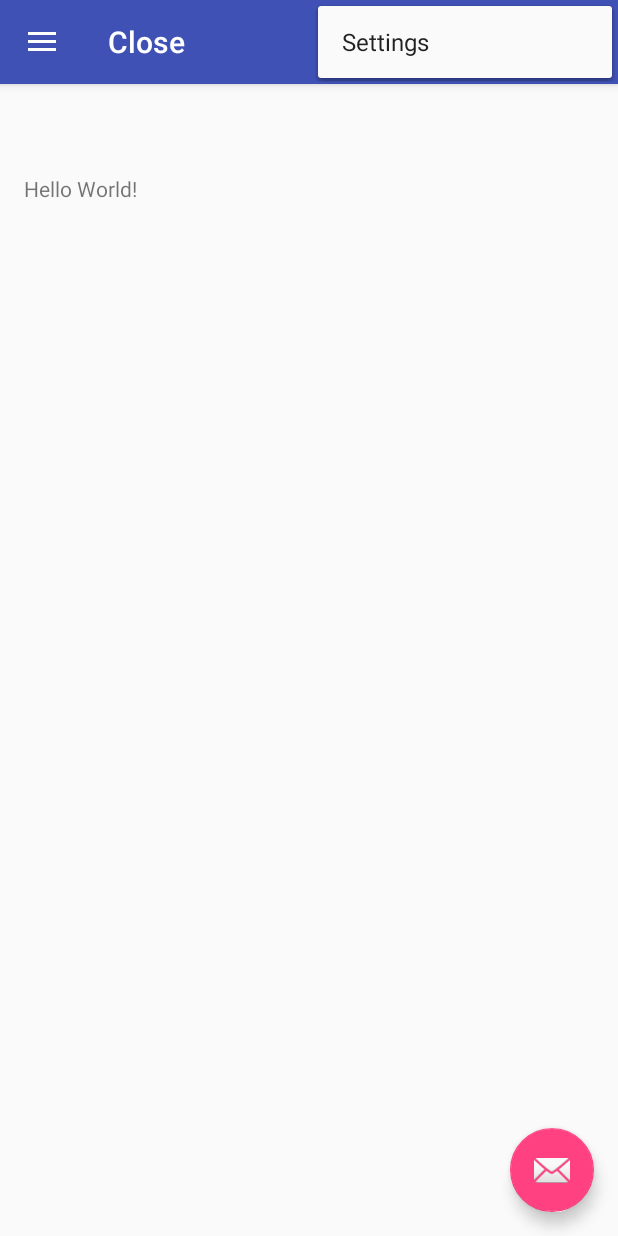
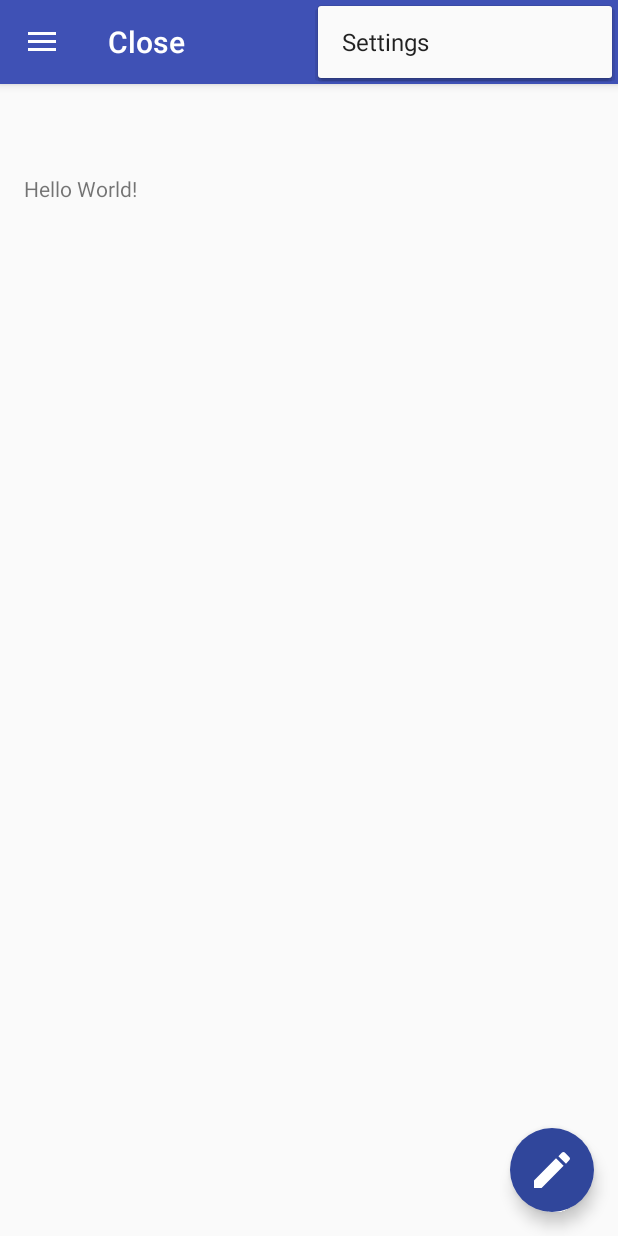
Before and after one commit to wandererparsifal/ToDo, an Android app: the screen it shows after launch (MainActivity), with the options menu open, on a phone screen of 412 x 824 dp. Run offline under Robolectric (Android 15) with nearby library versions, the phone set to English and light mode, and no system bars.

Commit message:
modifying layouts

```diff
--- /dev/null
+++ b/app/src/main/res/drawable/vector_drawable_create.xml
@@ -0,0 +1,16 @@
+<?xml version="1.0" encoding="utf-8"?>
+<vector xmlns:android="http://schemas.android.com/apk/res/android"
+    android:width="18dp"
+    android:height="18dp"
+    android:viewportHeight="18"
+    android:viewportWidth="18">
+    <group
+        android:name="create"
+        android:translateX="0.0"
+        android:translateY="0.0">
+        <path
+            android:name="Shape"
+            android:fillColor="#ffffff"
+            android:pathData="M0,14.2 L0,18 L3.8,18 L14.8,6.9 L11,3.1 L0,14.2 L0,14.2 Z M17.7,4 C18.1,3.6 18.1,3 17.7,2.6 L15.4,0.3 C15,-0.1 14.4,-0.1 14,0.3 L12.2,2.1 L16,5.9 L17.7,4 L17.7,4 Z" />
+    </group>
+</vector>
--- a/app/src/main/res/layout/app_bar_main.xml
+++ b/app/src/main/res/layout/app_bar_main.xml
@@ -1,6 +1,5 @@
 <?xml version="1.0" encoding="utf-8"?>
-<android.support.design.widget.CoordinatorLayout
-    xmlns:android="http://schemas.android.com/apk/res/android"
+<android.support.design.widget.CoordinatorLayout xmlns:android="http://schemas.android.com/apk/res/android"
     xmlns:app="http://schemas.android.com/apk/res-auto"
     xmlns:tools="http://schemas.android.com/tools"
     android:layout_width="match_parent"
@@ -18,11 +17,11 @@
             android:layout_width="match_parent"
             android:layout_height="?attr/actionBarSize"
             android:background="?attr/colorPrimary"
-            app:popupTheme="@style/AppTheme.PopupOverlay"/>
+            app:popupTheme="@style/AppTheme.PopupOverlay" />
 
     </android.support.design.widget.AppBarLayout>
 
-    <include layout="@layout/app_drawer_layout"/>
+    <include layout="@layout/app_drawer_layout" />
 
     <android.support.design.widget.FloatingActionButton
         android:id="@+id/fab"
@@ -30,6 +29,12 @@
         android:layout_height="wrap_content"
         android:layout_gravity="bottom|end"
         android:layout_margin="@dimen/fab_margin"
-        android:src="@android:drawable/ic_dialog_email"/>
+        android:src="@drawable/vector_drawable_create"
+        app:backgroundTint="#30469b"
+        app:borderWidth="0dp"
+        app:elevation="6dp"
+        app:fabSize="normal"
+        app:pressedTranslationZ="12dp"
+        app:rippleColor="#a6a6a6" />
 
 </android.support.design.widget.CoordinatorLayout>
--- a/app/src/main/res/layout/nav_header_main.xml
+++ b/app/src/main/res/layout/nav_header_main.xml
@@ -1,34 +1,29 @@
 <?xml version="1.0" encoding="utf-8"?>
 <LinearLayout xmlns:android="http://schemas.android.com/apk/res/android"
-              android:layout_width="match_parent"
-              android:layout_height="@dimen/nav_header_height"
-              android:background="@drawable/side_nav_bar"
-              android:gravity="bottom"
-              android:orientation="vertical"
-              android:paddingBottom="@dimen/activity_vertical_margin"
-              android:paddingLeft="@dimen/activity_horizontal_margin"
-              android:paddingRight="@dimen/activity_horizontal_margin"
-              android:paddingTop="@dimen/activity_vertical_margin"
-              android:theme="@style/ThemeOverlay.AppCompat.Dark">
+    android:layout_width="match_parent"
+    android:layout_height="@dimen/nav_header_height"
+    android:background="@drawable/side_nav_bar"
+    android:orientation="vertical"
+    android:theme="@style/ThemeOverlay.AppCompat.Dark">
 
     <ImageView
         android:id="@+id/imageView"
         android:layout_width="wrap_content"
         android:layout_height="wrap_content"
-        android:paddingTop="@dimen/nav_header_vertical_spacing"
-        android:src="@android:drawable/sym_def_app_icon"/>
+        android:layout_marginTop="?attr/actionBarSize"
+        android:src="@android:drawable/sym_def_app_icon" />
 
     <TextView
         android:layout_width="match_parent"
         android:layout_height="wrap_content"
         android:paddingTop="@dimen/nav_header_vertical_spacing"
         android:text="Android Studio"
-        android:textAppearance="@style/TextAppearance.AppCompat.Body1"/>
+        android:textAppearance="@style/TextAppearance.AppCompat.Body1" />
 
     <TextView
         android:id="@+id/textView"
         android:layout_width="wrap_content"
         android:layout_height="wrap_content"
-        android:text="android.studio@android.com"/>
+        android:text="android.studio@android.com" />
 
 </LinearLayout>
```
